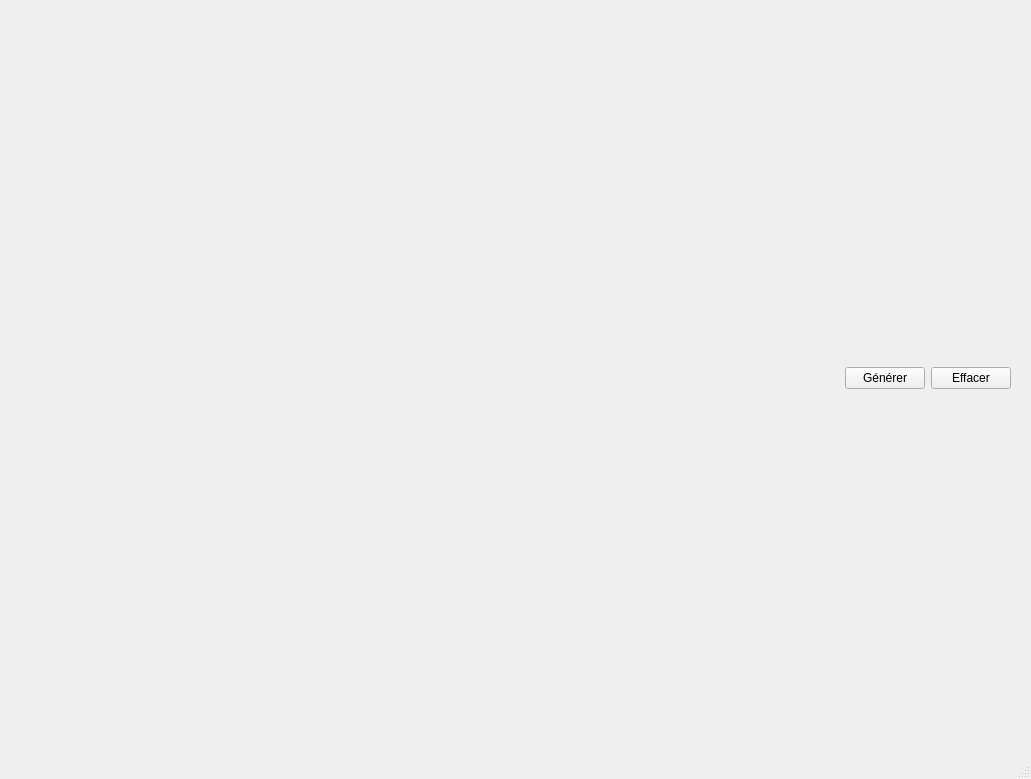
The window that view/ui/main_window.ui (StevenRoseberry/TP3-Steven) describes before a commit, drawn with Qt 5.
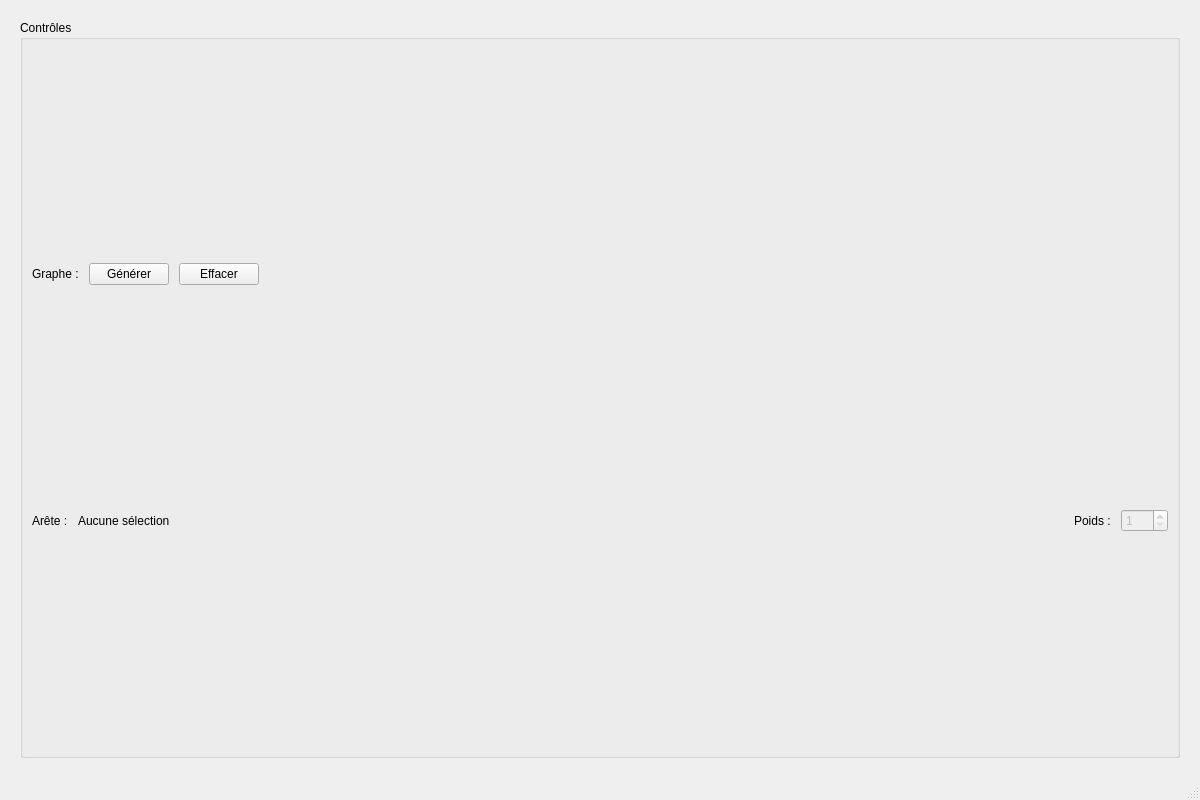
The same window after the commit.

Commit message: Refait le UI, bug à fix pour la sélection d'arête

```diff
--- a/view/ui/main_window.ui
+++ b/view/ui/main_window.ui
@@ -6,33 +6,18 @@
    <rect>
     <x>0</x>
     <y>0</y>
-    <width>1031</width>
-    <height>779</height>
+    <width>1200</width>
+    <height>800</height>
    </rect>
   </property>
-  <property name="sizePolicy">
-   <sizepolicy hsizetype="Preferred" vsizetype="Preferred">
-    <horstretch>0</horstretch>
-    <verstretch>0</verstretch>
-   </sizepolicy>
-  </property>
-  <property name="maximumSize">
-   <size>
-    <width>16777215</width>
-    <height>16777215</height>
-   </size>
-  </property>
   <property name="windowTitle">
    <string>Graphe Editor</string>
   </property>
   <widget class="QWidget" name="centralwidget">
-   <property name="sizePolicy">
-    <sizepolicy hsizetype="Preferred" vsizetype="Preferred">
-     <horstretch>1</horstretch>
-     <verstretch>1</verstretch>
-    </sizepolicy>
-   </property>
-   <layout class="QVBoxLayout" name="verticalLayout_2" stretch="1,0">
+   <layout class="QVBoxLayout" name="verticalLayout_main">
+    <property name="spacing">
+     <number>15</number>
+    </property>
     <property name="leftMargin">
      <number>20</number>
     </property>
@@ -45,6 +30,8 @@
     <property name="bottomMargin">
      <number>20</number>
     </property>
+
+    <!-- Zone du graphe -->
     <item>
      <layout class="QHBoxLayout" name="horizontalLayout_2" stretch="1">
       <item>
@@ -53,36 +40,133 @@
      </layout>
     </item>
     <item>
-     <layout class="QHBoxLayout" name="creationLayout" stretch="0,0,0">
-      <item>
-       <spacer name="horizontalSpacer_3">
-        <property name="orientation">
-         <enum>Qt::Horizontal</enum>
-        </property>
-        <property name="sizeHint" stdset="0">
-         <size>
-          <width>40</width>
-          <height>20</height>
-         </size>
-        </property>
-       </spacer>
-      </item>
-      <item>
-       <widget class="QPushButton" name="createButton">
-        <property name="text">
-         <string>Générer</string>
-        </property>
-       </widget>
-      </item>
-      <item>
-       <widget class="QPushButton" name="deleteButton">
-        <property name="text">
-         <string>Effacer</string>
-        </property>
-       </widget>
-      </item>
-     </layout>
+     <widget class="QGroupBox" name="controlGroupBox">
+      <property name="title">
+       <string>Contrôles</string>
+      </property>
+      <property name="minimumHeight">
+       <number>120</number>
+      </property>
+      <layout class="QVBoxLayout" name="controlLayout">
+       <property name="spacing">
+        <number>10</number>
+       </property>
+
+       <!-- Ligne 1: Génération du graphe -->
+       <item>
+        <layout class="QHBoxLayout" name="generationLayout">
+         <item>
+          <widget class="QLabel" name="generationLabel">
+           <property name="text">
+            <string>Graphe :</string>
+           </property>
+           <property name="minimumWidth">
+            <number>100</number>
+           </property>
+          </widget>
+         </item>
+         <item>
+          <widget class="QPushButton" name="createButton">
+           <property name="text">
+            <string>Générer</string>
+           </property>
+           <property name="minimumWidth">
+            <number>100</number>
+           </property>
+          </widget>
+         </item>
+         <item>
+          <widget class="QPushButton" name="deleteButton">
+           <property name="text">
+            <string>Effacer</string>
+           </property>
+           <property name="minimumWidth">
+            <number>100</number>
+           </property>
+          </widget>
+         </item>
+         <item>
+          <spacer name="horizontalSpacer_1">
+           <property name="orientation">
+            <enum>Qt::Horizontal</enum>
+           </property>
+           <property name="sizeHint" stdset="0">
+            <size>
+             <width>40</width>
+             <height>20</height>
+            </size>
+           </property>
+          </spacer>
+         </item>
+        </layout>
+       </item>
+
+       <!-- Ligne 2: Gestion de l'arête -->
+       <item>
+        <layout class="QHBoxLayout" name="edgeLayout">
+         <item>
+          <widget class="QLabel" name="edgeTitleLabel">
+           <property name="text">
+            <string>Arête :</string>
+           </property>
+           <property name="minimumWidth">
+            <number>100</number>
+           </property>
+          </widget>
+         </item>
+         <item>
+          <widget class="QLabel" name="edgeLabel">
+           <property name="text">
+            <string>Aucune sélection</string>
+           </property>
+           <property name="minimumWidth">
+            <number>150</number>
+           </property>
+          </widget>
+         </item>
+         <item>
+          <spacer name="horizontalSpacer_2">
+           <property name="orientation">
+            <enum>Qt::Horizontal</enum>
+           </property>
+           <property name="sizeHint" stdset="0">
+            <size>
+             <width>40</width>
+             <height>20</height>
+            </size>
+           </property>
+          </spacer>
+         </item>
+         <item>
+          <widget class="QLabel" name="weightLabel">
+           <property name="text">
+            <string>Poids :</string>
+           </property>
+          </widget>
+         </item>
+         <item>
+          <widget class="QSpinBox" name="weightSpinBox">
+           <property name="minimumWidth">
+            <number>80</number>
+           </property>
+           <property name="minimum">
+            <number>1</number>
+           </property>
+           <property name="maximum">
+            <number>100</number>
+           </property>
+           <property name="enabled">
+            <bool>false</bool>
+           </property>
+          </widget>
+         </item>
+        </layout>
+       </item>
+
+      </layout>
+     </widget>
     </item>
+
    </layout>
   </widget>
   <widget class="QMenuBar" name="menubar">
```
Left out of the diff: 16 changed lines with no effect on the pictures. The commit also changes 2 other files.
